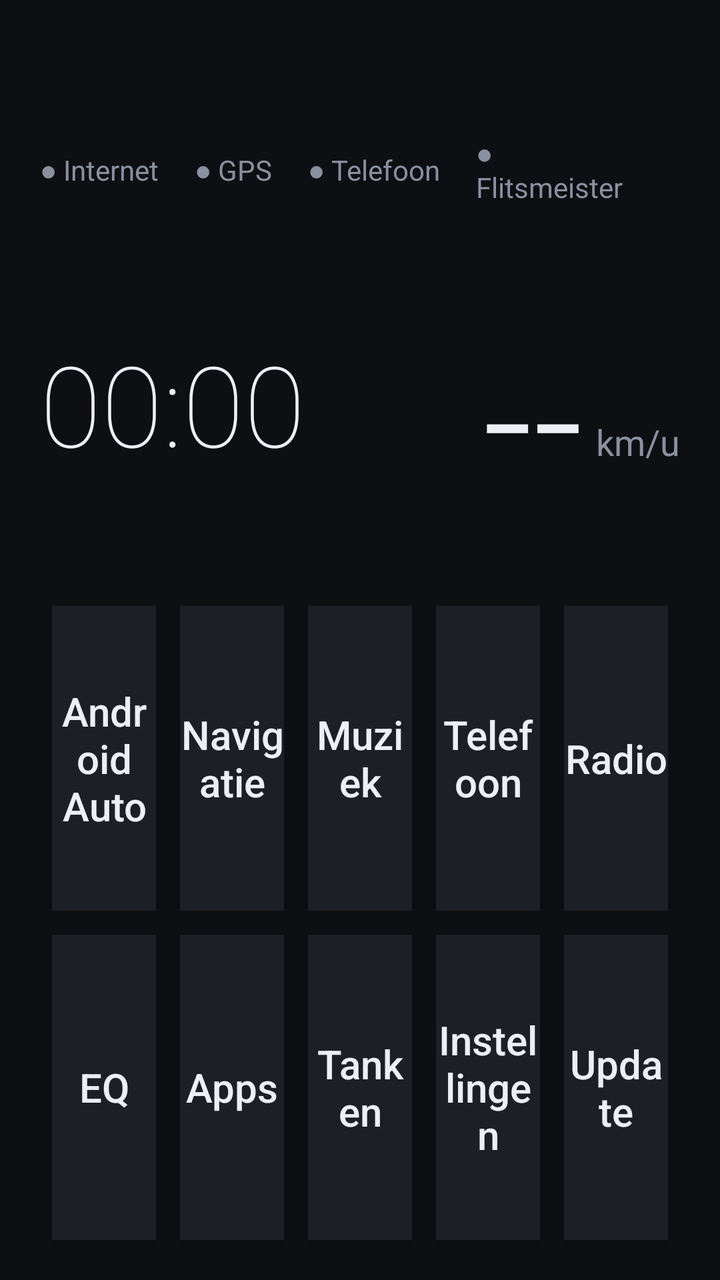
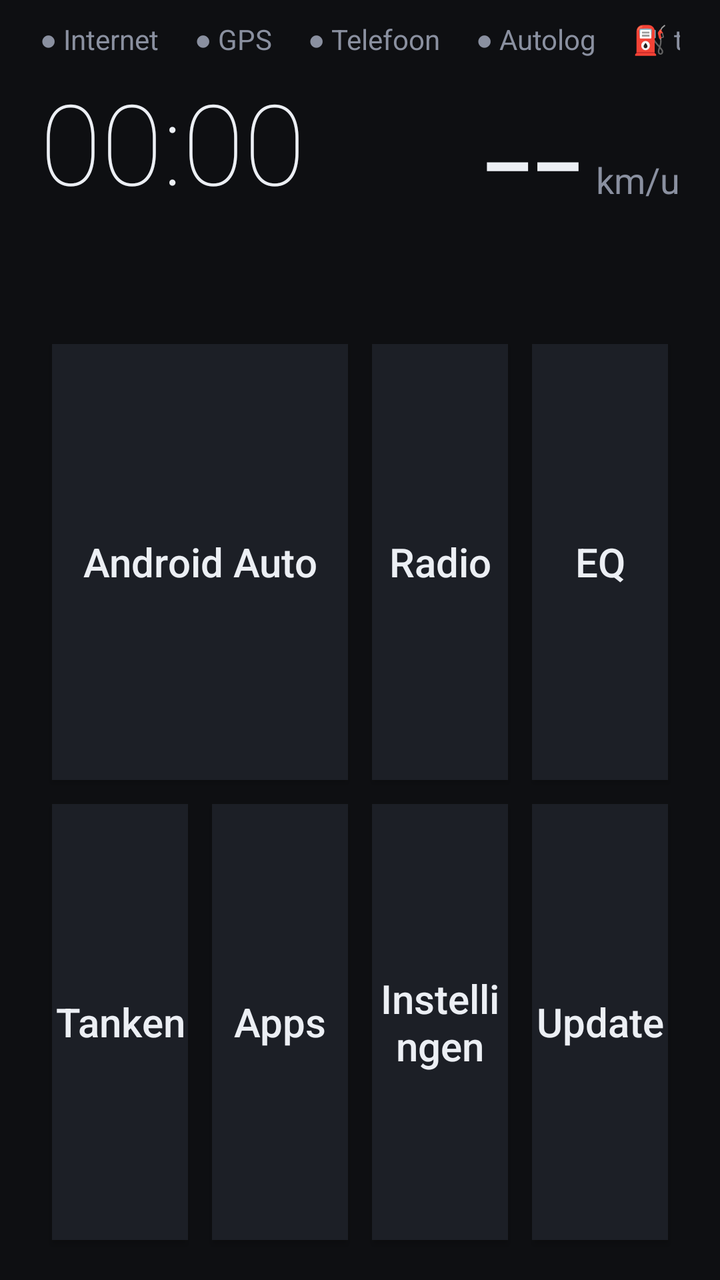

Two renders of the same Android screen: before a commit and after it. Below are the layout's source before the change and the commit's diff.
<!-- AndroidManifest.xml: application theme Theme.OptimusLauncher -->
<!-- res/layout/activity_main.xml -->
<?xml version="1.0" encoding="utf-8"?>
<LinearLayout xmlns:android="http://schemas.android.com/apk/res/android"
    android:layout_width="match_parent"
    android:layout_height="match_parent"
    android:orientation="vertical"
    android:background="@color/bg"
    android:paddingStart="20dp"
    android:paddingEnd="20dp"
    android:paddingTop="10dp"
    android:paddingBottom="14dp">

    
    <LinearLayout
        android:layout_width="match_parent"
        android:layout_height="wrap_content"
        android:orientation="horizontal"
        android:gravity="center_vertical">

        <TextView android:id="@+id/st_net" style="@style/Status" android:text="● Internet" />
        <TextView android:id="@+id/st_gps" style="@style/Status" android:text="● GPS" />
        <TextView android:id="@+id/st_phone" style="@style/Status" android:text="● Telefoon" />
        <TextView android:id="@+id/st_flits" style="@style/Status" android:text="● Flitsmeister" />
        <TextView android:id="@+id/st_log" style="@style/Status" android:text="● Autolog" />

        <View android:layout_width="0dp" android:layout_height="1dp" android:layout_weight="1" />

        <TextView android:id="@+id/st_tank" style="@style/Status" android:text="⛽ tank ?" />
    </LinearLayout>

    
    <LinearLayout
        android:layout_width="match_parent"
        android:layout_height="wrap_content"
        android:orientation="horizontal"
        android:gravity="bottom">

        <LinearLayout
            android:layout_width="0dp"
            android:layout_height="wrap_content"
            android:layout_weight="1"
            android:orientation="vertical">

            <TextView
                android:id="@+id/clock"
                android:layout_width="wrap_content"
                android:layout_height="wrap_content"
                android:text="00:00"
                android:textColor="@color/fg"
                android:textSize="56sp"
                android:fontFamily="sans-serif-thin" />

            <TextView
                android:id="@+id/date"
                android:layout_width="wrap_content"
                android:layout_height="wrap_content"
                android:textColor="@color/fg_dim"
                android:textSize="18sp" />
        </LinearLayout>

        <LinearLayout
            android:layout_width="wrap_content"
            android:layout_height="wrap_content"
            android:orientation="horizontal"
            android:gravity="bottom">

            <TextView
                android:id="@+id/speed"
                android:layout_width="wrap_content"
                android:layout_height="wrap_content"
                android:text="--"
                android:textColor="@color/fg"
                android:textSize="88sp"
                android:fontFamily="sans-serif-light"
                android:includeFontPadding="false" />

            <TextView
                android:layout_width="wrap_content"
                android:layout_height="wrap_content"
                android:layout_marginStart="6dp"
                android:layout_marginBottom="14dp"
                android:text="km/u"
                android:textColor="@color/fg_dim"
                android:textSize="18sp" />
        </LinearLayout>
    </LinearLayout>

    
    <TextView
        android:id="@+id/trip"
        android:layout_width="match_parent"
        android:layout_height="wrap_content"
        android:layout_marginTop="4dp"
        android:layout_marginBottom="8dp"
        android:textColor="@color/fg_dim"
        android:textSize="16sp"
        android:singleLine="true"
        android:ellipsize="end" />

    
    <GridLayout
        android:layout_width="match_parent"
        android:layout_height="0dp"
        android:layout_weight="1"
        android:columnCount="5"
        android:rowCount="2"
        android:alignmentMode="alignBounds"
        android:useDefaultMargins="false">

        <Button android:id="@+id/btn_aa" style="@style/Tile" android:text="@string/aa" />
        <Button android:id="@+id/btn_nav" style="@style/Tile" android:text="@string/nav" />
        <Button android:id="@+id/btn_music" style="@style/Tile" android:text="@string/music" />
        <Button android:id="@+id/btn_phone" style="@style/Tile" android:text="@string/phone" />
        <Button android:id="@+id/btn_radio" style="@style/Tile" android:text="@string/radio" />
        <Button android:id="@+id/btn_eq" style="@style/Tile" android:text="@string/eq" />
        <Button android:id="@+id/btn_apps" style="@style/Tile" android:text="@string/apps" />
        <Button android:id="@+id/btn_fuel" style="@style/Tile" android:text="@string/fuel" />
        <Button android:id="@+id/btn_settings" style="@style/Tile" android:text="@string/settings" />
        <Button android:id="@+id/btn_update" style="@style/Tile" android:text="@string/update" />

    </GridLayout>

</LinearLayout>
<!-- resources referenced by this layout -->
<resources>
  <color name="bg">#0E0F12</color>
  <color name="fg">#ECEFF4</color>
  <color name="fg_dim">#8A90A0</color>
  <string name="aa">Android Auto</string>
  <string name="apps">Apps</string>
  <string name="eq">EQ</string>
  <string name="fuel">Tanken</string>
  <string name="music">Muziek</string>
  <string name="nav">Navigatie</string>
  <string name="phone">Telefoon</string>
  <string name="radio">Radio</string>
  <string name="settings">Instellingen</string>
  <string name="update">Update</string>
  <style name="Status">
          <item name="android:layout_width">wrap_content</item>
          <item name="android:layout_height">wrap_content</item>
          <item name="android:layout_marginEnd">18dp</item>
          <item name="android:textColor">@color/fg_dim</item>
          <item name="android:textSize">14sp</item>
      </style>
  <style name="Tile">
          <item name="android:layout_width">0dp</item>
          <item name="android:layout_height">0dp</item>
          <item name="android:layout_columnWeight">1</item>
          <item name="android:layout_rowWeight">1</item>
          <item name="android:layout_margin">6dp</item>
          <item name="android:background">@color/tile</item>
          <item name="android:textColor">@color/fg</item>
          <item name="android:textSize">20sp</item>
          <item name="android:textAllCaps">false</item>
      </style>
  <style name="Theme.OptimusLauncher" parent="@android:style/Theme.Material.NoActionBar">
          <item name="android:windowBackground">@color/bg</item>
          <item name="android:statusBarColor">@color/bg</item>
          <item name="android:navigationBarColor">@color/bg</item>
      </style>
  <color name="tile">#1C1F26</color>
</resources>

<!-- the commit's change to res/layout/activity_main.xml (unified diff, before → after) -->
@@ -19,7 +19,6 @@
         <TextView android:id="@+id/st_net" style="@style/Status" android:text="● Internet" />
         <TextView android:id="@+id/st_gps" style="@style/Status" android:text="● GPS" />
         <TextView android:id="@+id/st_phone" style="@style/Status" android:text="● Telefoon" />
-        <TextView android:id="@+id/st_flits" style="@style/Status" android:text="● Flitsmeister" />
         <TextView android:id="@+id/st_log" style="@style/Status" android:text="● Autolog" />
 
         <View android:layout_width="0dp" android:layout_height="1dp" android:layout_weight="1" />
@@ -101,19 +100,16 @@
         android:layout_width="match_parent"
         android:layout_height="0dp"
         android:layout_weight="1"
-        android:columnCount="5"
+        android:columnCount="4"
         android:rowCount="2"
         android:alignmentMode="alignBounds"
         android:useDefaultMargins="false">
 
-        <Button android:id="@+id/btn_aa" style="@style/Tile" android:text="@string/aa" />
-        <Button android:id="@+id/btn_nav" style="@style/Tile" android:text="@string/nav" />
-        <Button android:id="@+id/btn_music" style="@style/Tile" android:text="@string/music" />
-        <Button android:id="@+id/btn_phone" style="@style/Tile" android:text="@string/phone" />
+        <Button android:id="@+id/btn_aa" style="@style/Tile" android:layout_columnSpan="2" android:text="@string/aa" />
         <Button android:id="@+id/btn_radio" style="@style/Tile" android:text="@string/radio" />
         <Button android:id="@+id/btn_eq" style="@style/Tile" android:text="@string/eq" />
+        <Button android:id="@+id/btn_fuel" style="@style/Tile" android:text="@string/fuel" />
         <Button android:id="@+id/btn_apps" style="@style/Tile" android:text="@string/apps" />
-        <Button android:id="@+id/btn_fuel" style="@style/Tile" android:text="@string/fuel" />
         <Button android:id="@+id/btn_settings" style="@style/Tile" android:text="@string/settings" />
         <Button android:id="@+id/btn_update" style="@style/Tile" android:text="@string/update" />
 
<!-- resource entries referenced after the edit -->
@@ -7,9 +7,6 @@
   <string name="apps">Apps</string>
   <string name="eq">EQ</string>
   <string name="fuel">Tanken</string>
-  <string name="music">Muziek</string>
-  <string name="nav">Navigatie</string>
-  <string name="phone">Telefoon</string>
   <string name="radio">Radio</string>
   <string name="settings">Instellingen</string>
   <string name="update">Update</string>
